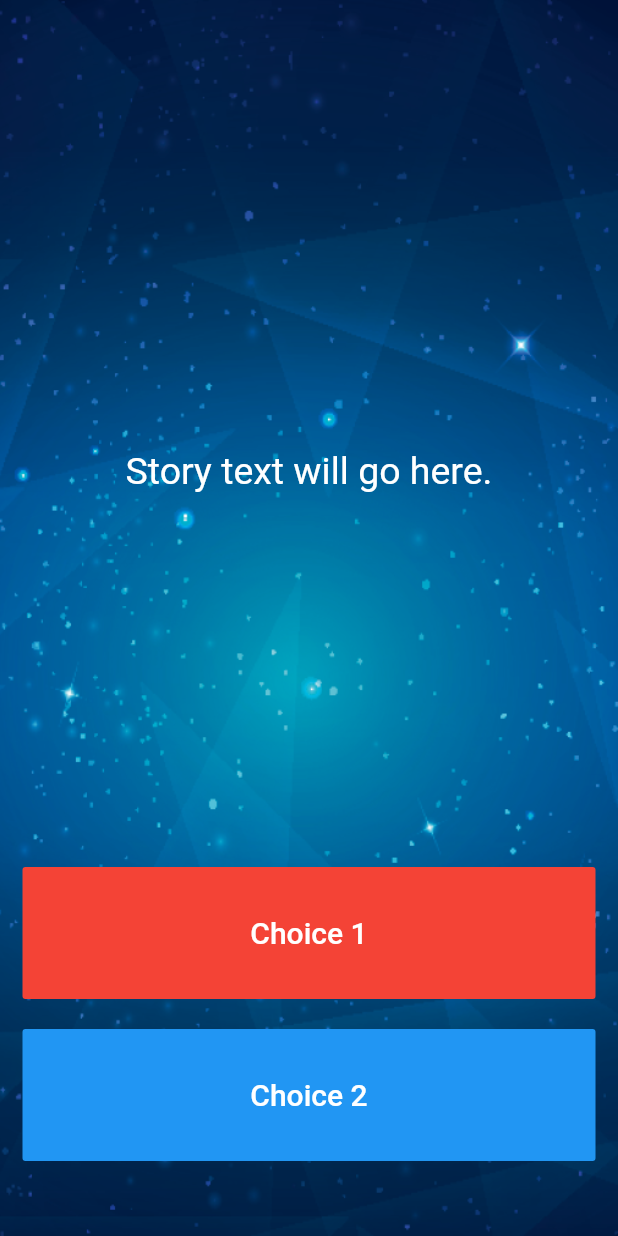
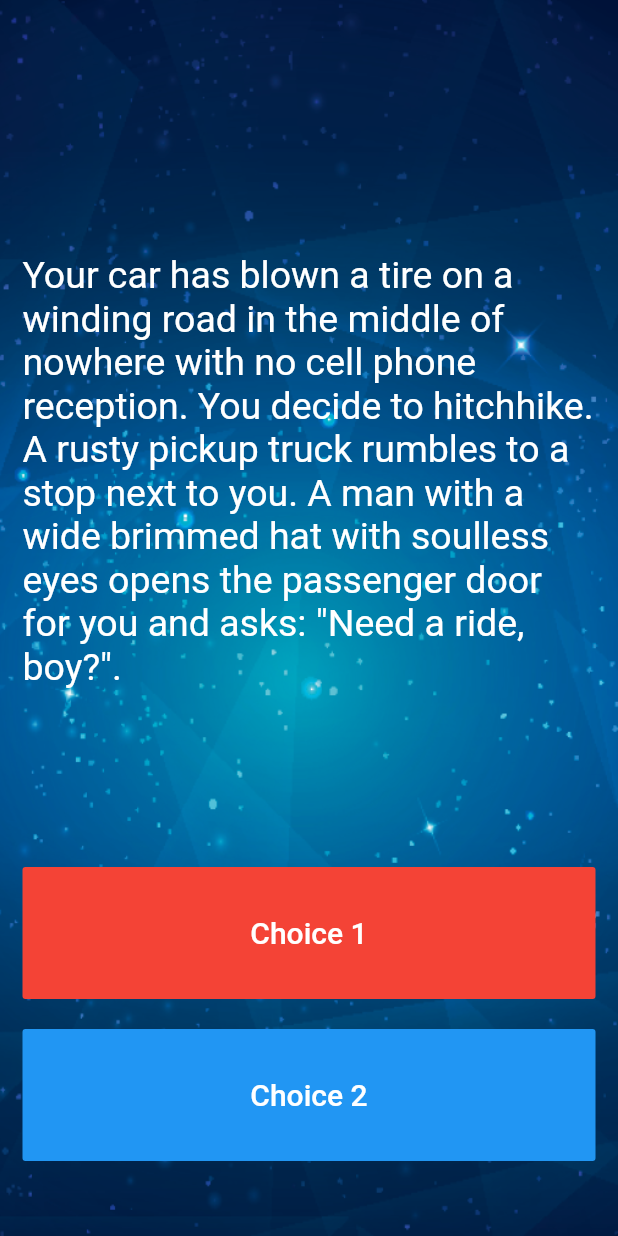
Before and after one commit to mntm/flutter-course, a Flutter app: the screen it shows after launch, on a phone screen of 412 x 824 dp. Run offline on Flutter 3.47's test engine with Material 2 defaults, Android fonts, the phone set to English and light mode, and no system bars.

Commit message:
TODO 10 use the storyBrain to get the first story

```diff
--- a/lib/main.dart
+++ b/lib/main.dart
@@ -44,8 +44,8 @@ class _StoryPageState extends State<StoryPage> {
                 flex: 12,
                 child: Center(
                   child: Text(
-                    //TODO: Step 10 - use the storyBrain to get the first story title and display it in this Text Widget.
-                    'Story text will go here.',
+
+                    storyBrain.getStory(),
                     style: TextStyle(
                       fontSize: 25.0,
                     ),
```
